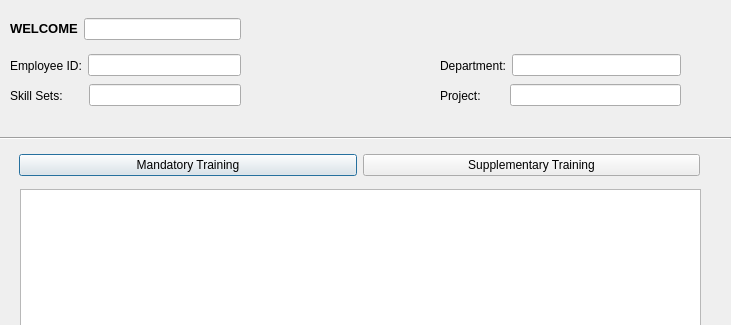
allisfair4me/Brainwaves_ILLUMINATI, file TrainingCentral/empinfo.ui: the form before one commit; both pictures show x 0 to 731 and y 0 to 325 of the 731 by 501 pixel window.
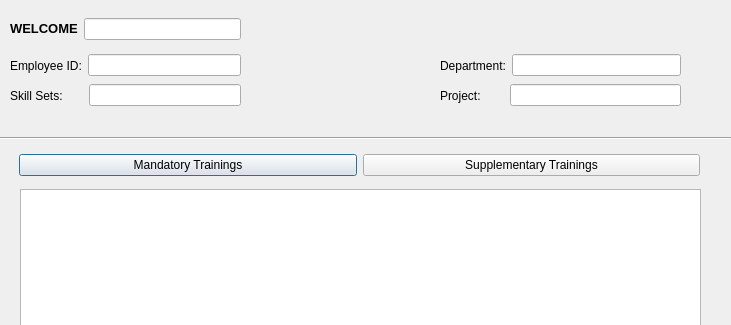
The form after the commit.

What changed in the file:
```diff
--- a/TrainingCentral/empinfo.ui
+++ b/TrainingCentral/empinfo.ui
@@ -153,14 +153,14 @@
     <item>
      <widget class="QPushButton" name="pushButton">
       <property name="text">
-       <string>Mandatory Training</string>
+       <string>Mandatory Trainings</string>
       </property>
      </widget>
     </item>
     <item>
      <widget class="QPushButton" name="pushButton_2">
       <property name="text">
-       <string>Supplementary Training</string>
+       <string>Supplementary Trainings</string>
       </property>
      </widget>
     </item>
```
Left out of the diff: 2 changed lines with no effect on the pictures.
